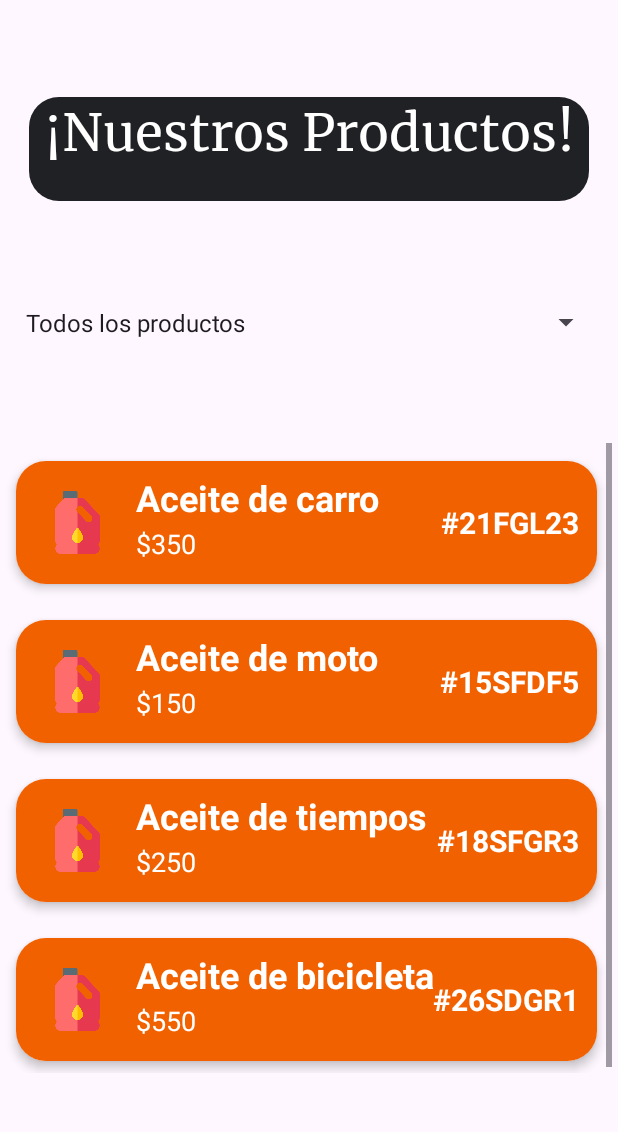
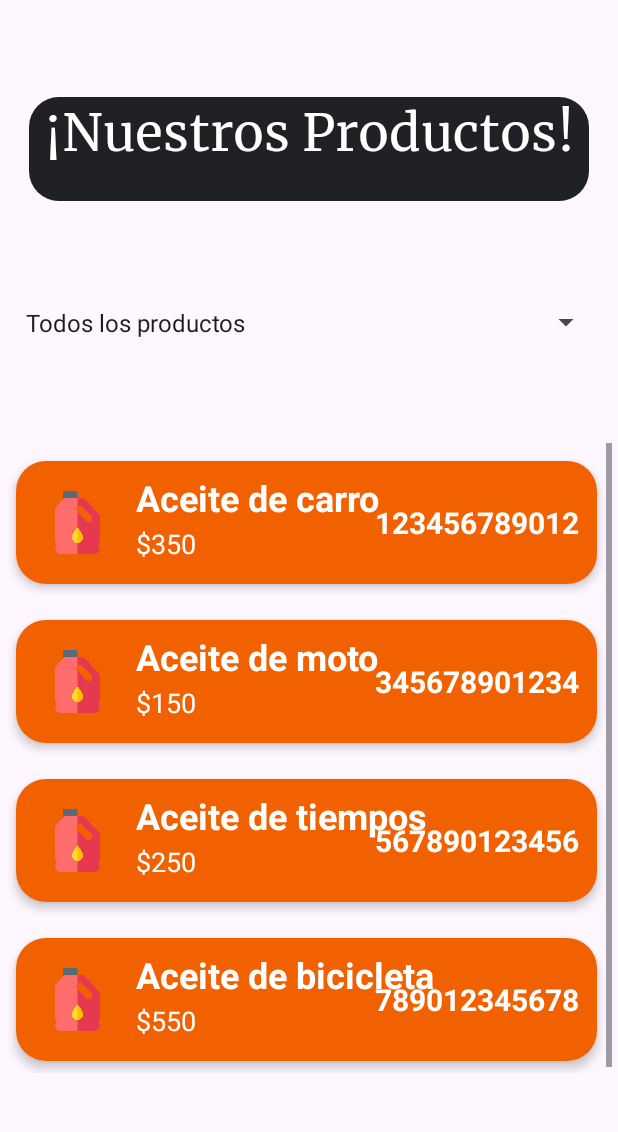
Before and after one commit to FerchoChainz/Refamovil_App, an Android app: the fragment BuscarProductosFragment placed in its activity, in the side drawer, after a tap on "Productos", on a phone screen of 412 x 824 dp, the part 84-1216 px from its top. Run offline under Robolectric (Android 15) with nearby library versions, the light colour scheme and no system bars; libraries missing offline, so code that uses them is left out: com.google.zxing.integration.

Commit message:
update: list products working

```diff
--- a/app/src/main/java/com/example/refamovil/fragments/BuscarProductosFragment.java
+++ b/app/src/main/java/com/example/refamovil/fragments/BuscarProductosFragment.java
@@ -32,16 +32,16 @@ import java.util.List;
 
 public class BuscarProductosFragment extends Fragment {
     ListElement[] elementos = new ListElement[]{
-            new ListElement("Aceite de carro", "$350", "#21FGL23"),
-            new ListElement("Aceite de moto", "$150", "#15SFDF5"),
-            new ListElement("Aceite de tiempos", "$250", "#18SFGR3"),
-            new ListElement("Aceite de bicicleta", "$550", "#26SDGR1"),
-            new ListElement("Aceite de maquinas", "$550", "#26SDGR1"),
-            new ListElement("Autoparte 1", "$100", "#ABC123"),
-            new ListElement("Autoparte 2", "$200", "#DEF456"),
-            new ListElement("Autoparte 3", "$250", "#DEF456"),
-            new ListElement("Autoparte 4", "$300", "#DEF456"),
-            new ListElement("Autoparte 5", "$250", "#DEF456")
+            new ListElement("Aceite de carro", "$350", "123456789012"),
+            new ListElement("Aceite de moto", "$150", "345678901234"),
+            new ListElement("Aceite de tiempos", "$250", "567890123456"),
+            new ListElement("Aceite de bicicleta", "$550", "789012345678"),
+            new ListElement("Aceite de maquinas", "$550", "901234567890"),
+            new ListElement("Pila", "$100", "234567890123"),
+            new ListElement("Amortiguadores", "$200", "456789012345"),
+            new ListElement("Carburador", "$250", "678901234567"),
+            new ListElement("Bandas", "$300", "890123456789"),
+            new ListElement("Balatas", "$250", "987654321087")
     };
     List <ListElement> elements;
     ListAdapter listAdapter;
@@ -110,7 +110,7 @@ public class BuscarProductosFragment extends Fragment {
         if (result != null) {
             if (result.getContents() != null) {
                 String barcode = result.getContents();
-                barcode = "#26SDGR1";
+
 
                 boolean encontrado = false;
                 for(int i = 0; i < elementos.length; i++){
--- a/app/src/main/java/com/example/refamovil/fragments/ProductosFragment.java
+++ b/app/src/main/java/com/example/refamovil/fragments/ProductosFragment.java
@@ -91,30 +91,34 @@ public class ProductosFragment extends Fragment {
 
     public void setAllProducts() {
         elements.clear();
-        elements.add(new ListElement("Aceite de carro", "$350", "#21FGL23"));
-        elements.add(new ListElement("Aceite de moto", "$150", "#15SFDF5"));
-        elements.add(new ListElement("Aceite de tiempos", "$250", "#18SFGR3"));
-        elements.add(new ListElement("Aceite de bicicleta", "$550", "#26SDGR1"));
-        elements.add(new ListElement("Aceite de motor", "$350", "#03SHRR9"));
-        elements.add(new ListElement("Aceite de maquinas", "$450", "#14SKBR6"));
-        elements.add(new ListElement("Autoparte 1", "$100", "#ABC123"));
-        elements.add(new ListElement("Autoparte 2", "$200", "#DEF456"));
+        elements.add(new ListElement("Aceite de carro", "$350", "123456789012"));
+        elements.add(new ListElement("Aceite de moto", "$150", "345678901234"));
+        elements.add(new ListElement("Aceite de tiempos", "$250", "567890123456"));
+        elements.add(new ListElement("Aceite de bicicleta", "$550", "789012345678"));
+        elements.add(new ListElement("Aceite de maquinas", "$550", "901234567890"));
+        elements.add(new ListElement("Pila", "$100", "234567890123"));
+        elements.add(new ListElement("Amortiguadores", "$200", "456789012345"));
+        elements.add(new ListElement("Carburador", "$250", "678901234567"));
+        elements.add(new ListElement("Bandas", "$300", "890123456789"));
+        elements.add(new ListElement("Balatas", "$250", "987654321087"));
     }
 
     public void setOnAceites() {
         elements.clear();
-        elements.add(new ListElement("Aceite de carro", "$350", "#21FGL23"));
-        elements.add(new ListElement("Aceite de moto", "$150", "#15SFDF5"));
-        elements.add(new ListElement("Aceite de tiempos", "$250", "#18SFGR3"));
-        elements.add(new ListElement("Aceite de bicicleta", "$550", "#26SDGR1"));
-        elements.add(new ListElement("Aceite de motor", "$350", "#03SHRR9"));
-        elements.add(new ListElement("Aceite de maquinas", "$450", "#14SKBR6"));
+        elements.add(new ListElement("Aceite de carro", "$350", "123456789012"));
+        elements.add(new ListElement("Aceite de moto", "$150", "345678901234"));
+        elements.add(new ListElement("Aceite de tiempos", "$250", "567890123456"));
+        elements.add(new ListElement("Aceite de bicicleta", "$550", "789012345678"));
+        elements.add(new ListElement("Aceite de maquinas", "$550", "901234567890"));
     }
 
     public void setOnAutopartes() {
         elements.clear();
-        elements.add(new ListElement("Autoparte 1", "$100", "#ABC123"));
-        elements.add(new ListElement("Autoparte 2", "$200", "#DEF456"));
+        elements.add(new ListElement("Pila", "$100", "234567890123"));
+        elements.add(new ListElement("Amortiguadores", "$200", "456789012345"));
+        elements.add(new ListElement("Carburador", "$250", "678901234567"));
+        elements.add(new ListElement("Bandas", "$300", "890123456789"));
+        elements.add(new ListElement("Balatas", "$250", "987654321087"));
         // Agrega más elementos según sea necesario
     }
 
--- a/app/src/main/res/layout/fragment_buscar_productos.xml
+++ b/app/src/main/res/layout/fragment_buscar_productos.xml
@@ -49,8 +49,8 @@
 
         <TextView
             android:id="@+id/txtCuadroCamara"
-            android:layout_width="418dp"
-            android:layout_height="92dp"
+            android:layout_width="475dp"
+            android:layout_height="93dp"
             android:background="@color/orange"
             app:layout_constraintBottom_toBottomOf="parent"
             app:layout_constraintEnd_toEndOf="parent"
```
